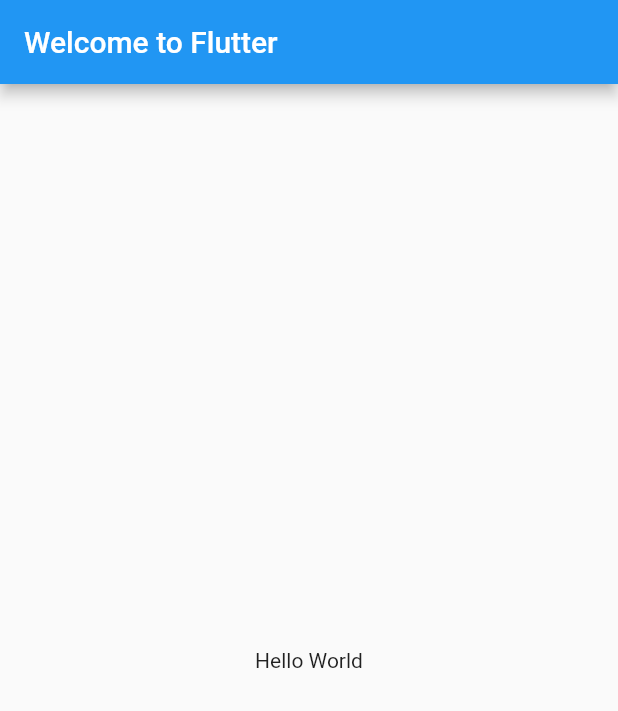
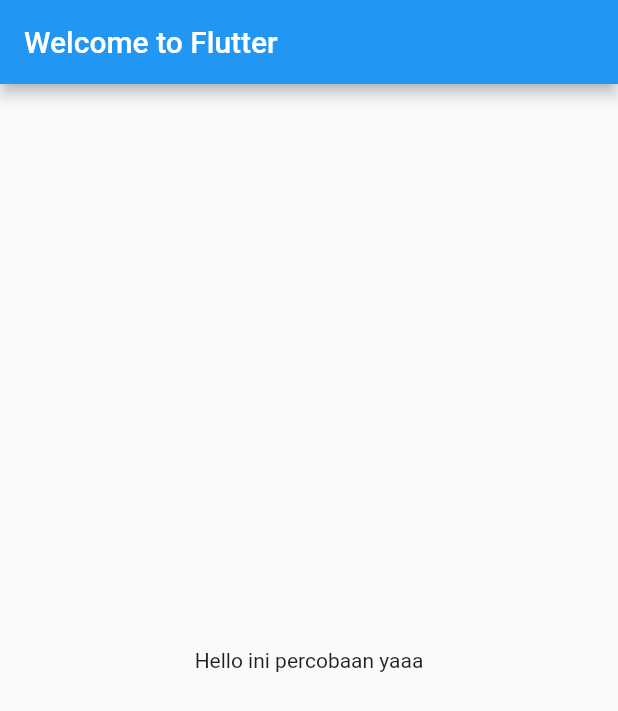
Before and after one commit to nuhha/nuhha, a Flutter app: the screen it shows after launch, on a phone screen of 412 x 824 dp. Shown: the top 711 px of the screen. Run offline on Flutter 3.47's test engine with Material 2 defaults, Android fonts, the phone set to English and light mode, and no system bars.

Commit message:
hello world

```diff
--- a/main/flutter_application_1/lib/main.dart
+++ b/main/flutter_application_1/lib/main.dart
@@ -12,7 +12,7 @@
           title: const Text('Welcome to Flutter'),
         ),
         body: const Center(
-          child: Text('Hello World'),
+          child: Text('Hello ini percobaan yaaa'),
         ),
       ),
     );
```
